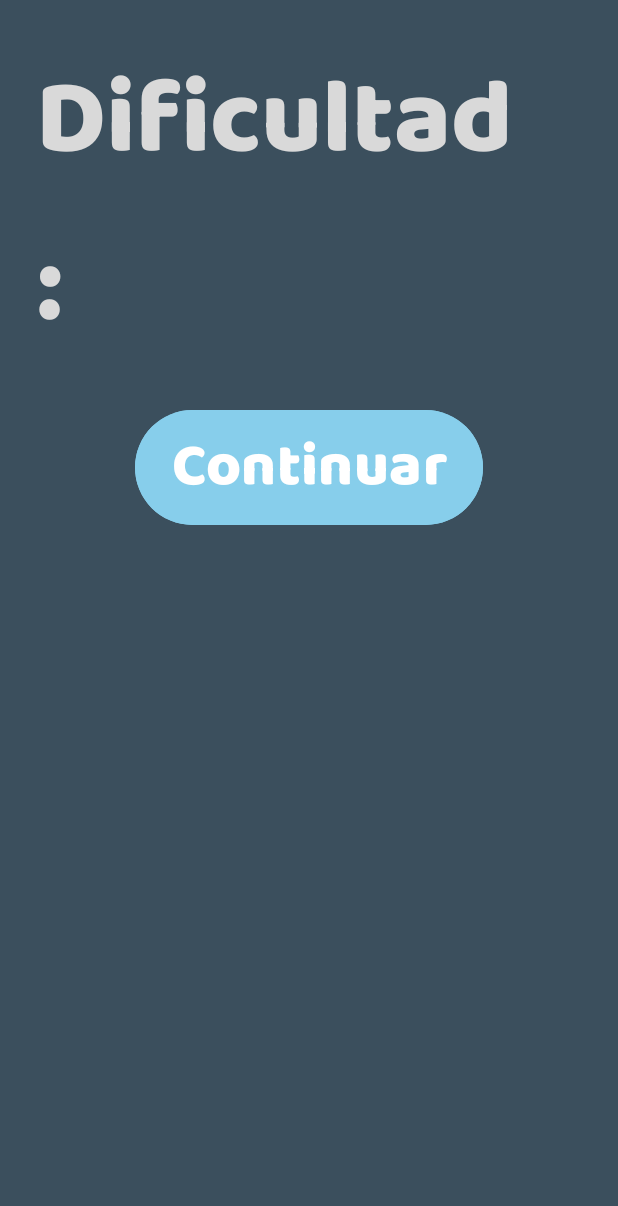
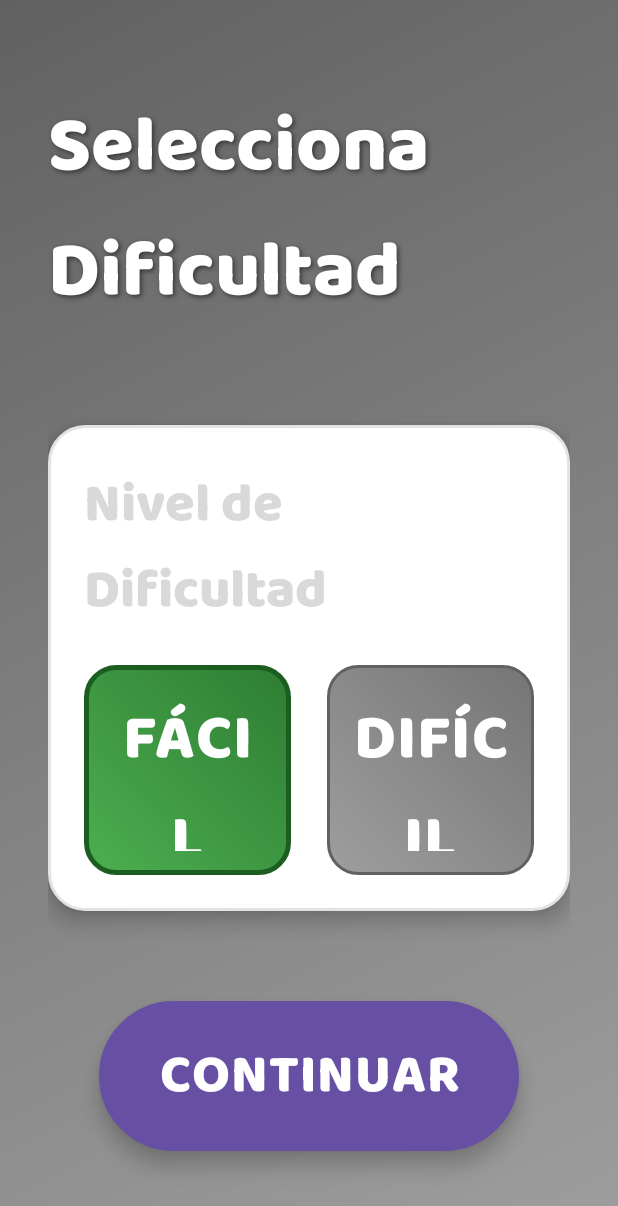
Before and after one commit to iDunklet/DAM2-Project-Integrated-1-Mobile-2, an Android app: the GameDificulty screen opened directly, with no data from a screen before it, on a phone screen of 412 x 824 dp. Shown: the top 1206 px of the screen. Run offline under Robolectric (Android 15) with nearby library versions, the phone set to English and light mode, and no system bars; 1 statement that could not run was skipped.

Commit message:
animaciones hechas

```diff
--- a/app/src/main/java/com/example/myapplication/GameDificulty.kt
+++ b/app/src/main/java/com/example/myapplication/GameDificulty.kt
@@ -11,9 +11,8 @@ import androidx.appcompat.app.AppCompatActivity
 
 
 class GameDificulty : AppCompatActivity() {
+    //private var user: User? = null
     private lateinit var user: User
-    private lateinit var userTryAgain: User
-
     private lateinit var rgDificulty: RadioGroup
     private lateinit var rbEasy: RadioButton
     private lateinit var rbHard: RadioButton
--- /dev/null
+++ b/app/src/main/res/drawable/button_gradient.xml
@@ -0,0 +1,12 @@
+<?xml version="1.0" encoding="utf-8"?>
+<shape xmlns:android="http://schemas.android.com/apk/res/android">
+    <gradient
+        android:type="linear"
+        android:angle="45"
+        android:startColor="#FF6B6B"
+        android:endColor="#FF8E53" />
+    <corners android:radius="50dp" />
+    <stroke
+        android:width="2dp"
+        android:color="#FF5252" />
+</shape>
--- /dev/null
+++ b/app/src/main/res/drawable/card_background.xml
@@ -0,0 +1,8 @@
+<?xml version="1.0" encoding="utf-8"?>
+<shape xmlns:android="http://schemas.android.com/apk/res/android">
+    <solid android:color="#FFFFFF" />
+    <corners android:radius="24dp" />
+    <stroke
+        android:width="2dp"
+        android:color="#E3E3E3" />
+</shape>
--- /dev/null
+++ b/app/src/main/res/drawable/difficulty_selector.xml
@@ -0,0 +1,29 @@
+<?xml version="1.0" encoding="utf-8"?>
+<selector xmlns:android="http://schemas.android.com/apk/res/android">
+    <!-- Estado seleccionado -->
+    <item android:state_checked="true">
+        <shape android:shape="rectangle">
+            <gradient
+                android:angle="45"
+                android:startColor="#4CAF50"
+                android:endColor="#2E7D32" />
+            <corners android:radius="20dp" />
+            <stroke
+                android:width="3dp"
+                android:color="#1B5E20" />
+        </shape>
+    </item>
+    <!-- Estado no seleccionado -->
+    <item>
+        <shape android:shape="rectangle">
+            <gradient
+                android:angle="45"
+                android:startColor="#9E9E9E"
+                android:endColor="#757575" />
+            <corners android:radius="20dp" />
+            <stroke
+                android:width="2dp"
+                android:color="#616161" />
+        </shape>
+    </item>
+</selector>
--- /dev/null
+++ b/app/src/main/res/drawable/gradient_background.xml
@@ -0,0 +1,8 @@
+<?xml version="1.0" encoding="utf-8"?>
+<shape xmlns:android="http://schemas.android.com/apk/res/android">
+    <gradient
+        android:type="linear"
+        android:angle="135"
+        android:startColor="#9E9E9E"
+        android:endColor="#616161" />
+</shape>
--- a/app/src/main/res/layout/activity_game_difficulty.xml
+++ b/app/src/main/res/layout/activity_game_difficulty.xml
@@ -1,71 +1,106 @@
 <?xml version="1.0" encoding="utf-8"?>
 <LinearLayout xmlns:android="http://schemas.android.com/apk/res/android"
+    xmlns:app="http://schemas.android.com/apk/res-auto"
     android:layout_width="match_parent"
     android:layout_height="match_parent"
     android:orientation="vertical"
-    android:padding="24dp"
-    android:background="@color/grey">
-    <LinearLayout
+    android:padding="32dp"
+    android:background="@drawable/gradient_background"
+    android:gravity="center">
+
+    <!-- Título principal -->
+    <TextView
         android:layout_width="wrap_content"
         android:layout_height="wrap_content"
-        android:layout_gravity="center"
-        android:orientation="horizontal"
-        android:gravity="center_vertical">
+        android:text="Selecciona Dificultad"
+        android:fontFamily="@font/baloo_bold"
+        android:textSize="52dp"
+        android:textColor="@color/white"
+        android:layout_marginBottom="60dp"
+        android:shadowColor="#80000000"
+        android:shadowDx="2"
+        android:shadowDy="2"
+        android:shadowRadius="4" />
+
+    <!-- Contenedor de dificultad -->
+    <LinearLayout
+        android:layout_width="match_parent"
+        android:layout_height="wrap_content"
+        android:orientation="vertical"
+        android:gravity="center"
+        android:layout_marginBottom="40dp"
+        android:background="@drawable/card_background"
+        android:padding="24dp"
+        android:elevation="8dp">
 
         <TextView
             android:layout_width="wrap_content"
             android:layout_height="wrap_content"
-            android:text="Dificultad:"
+            android:text="Nivel de Dificultad"
             android:fontFamily="@font/baloo_bold"
-            android:textSize="70dp"
+            android:textSize="36dp"
             android:textColor="@color/clear_grey"
-            android:layout_marginEnd="40dp" />
+            android:layout_marginBottom="20dp" />
 
         <RadioGroup
             android:id="@+id/rbEasyHard"
-            android:layout_width="wrap_content"
+            android:layout_width="match_parent"
             android:layout_height="wrap_content"
-            android:orientation="horizontal">
+            android:orientation="horizontal"
+            android:gravity="center">
 
             <RadioButton
                 android:id="@+id/rbEasy"
-                android:layout_width="wrap_content"
-                android:layout_height="120dp"
+                android:layout_width="0dp"
+                android:layout_height="140dp"
+                android:layout_weight="1"
                 android:text="FÁCIL"
                 android:fontFamily="@font/baloo_bold"
-                android:textSize="70dp"
-                android:padding="10dp"
+                android:textSize="42dp"
+                android:padding="16dp"
                 android:gravity="center"
-                android:layout_marginEnd="20dp"
+                android:layout_marginEnd="12dp"
                 android:button="@null"
-                android:textColor="@color/grey"
-                android:background="@drawable/radio_selector" />
+                android:textColor="@color/white"
+                android:background="@drawable/difficulty_selector"
+                android:drawablePadding="8dp"
+                android:stateListAnimator="@null" />
 
             <RadioButton
                 android:id="@+id/rbHard"
-                android:layout_width="wrap_content"
-                android:layout_height="120dp"
+                android:layout_width="0dp"
+                android:layout_height="140dp"
+                android:layout_weight="1"
                 android:text="DIFÍCIL"
                 android:fontFamily="@font/baloo_bold"
-                android:textSize="70dp"
+                android:textSize="42dp"
                 android:gravity="center"
-                android:padding="10dp"
+                android:padding="16dp"
+                android:layout_marginStart="12dp"
                 android:button="@null"
-                android:textColor="@color/grey"
-                android:background="@drawable/radio_selector" />
+                android:textColor="@color/white"
+                android:background="@drawable/difficulty_selector"
+                android:drawablePadding="8dp"
+                android:stateListAnimator="@null" />
 
         </RadioGroup>
     </LinearLayout>
+
+    <!-- Botón continuar mejorado -->
     <Button
         android:id="@+id/bContinue"
-        android:layout_width="wrap_content"
-        android:layout_height="wrap_content"
+        android:layout_width="280dp"
+        android:layout_height="100dp"
         android:layout_gravity="center"
-        android:layout_margin="20dp"
-        android:backgroundTint="@color/azul"
+        android:layout_marginTop="20dp"
+        android:background="@drawable/button_gradient"
         android:fontFamily="@font/baloo_bold"
-        android:text="Continuar"
+        android:text="CONTINUAR"
         android:textColor="@color/white"
-        android:textSize="40dp" />
+        android:textSize="36dp"
+        android:textStyle="bold"
+        android:elevation="8dp"
+        android:stateListAnimator="@null"
+        android:letterSpacing="0.02" />
 
 </LinearLayout>
```
Also changed, not shown: app/src/main/java/com/example/myapplication/GameLost.kt (+30 -4 lines), app/src/main/java/com/example/myapplication/GameWon.kt (+18 -22 lines), app/src/main/java/com/example/myapplication/StartActivity.kt (+18 -6 lines), app/src/main/res/anim/button_exit_tryagain_swing.xml (added, +33 -0 lines), app/src/main/res/anim/button_play_click.xml (added, +22 -0 lines), app/src/main/res/anim/button_play_release.xml (added, +22 -0 lines).
